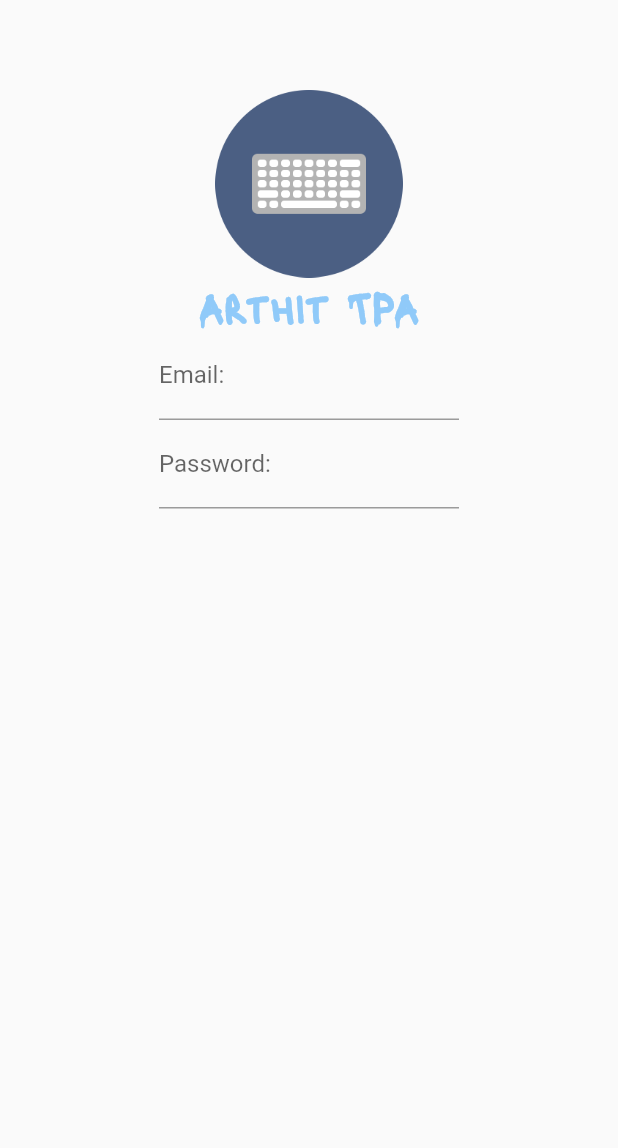
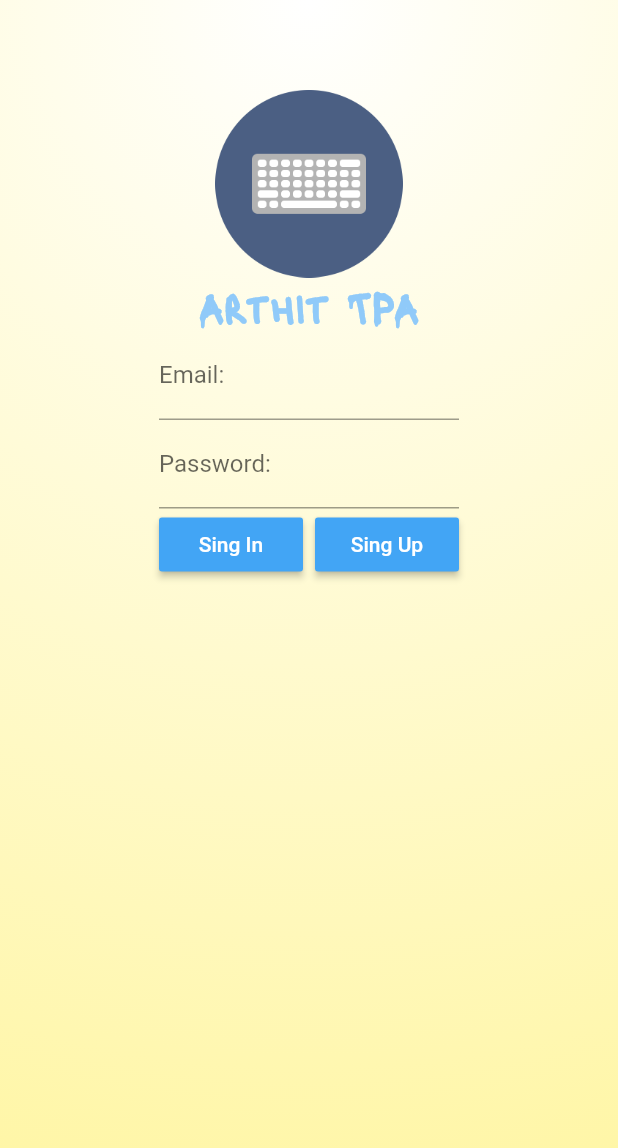
Before and after one commit to Arthitvic/Flutter-arthit, a Flutter app: the screen it shows after launch, on a phone screen of 412 x 824 dp. Shown: the top 1148 px of the screen. Run offline on Flutter 3.47's test engine with Material 2 defaults, Android fonts, the phone set to English and light mode, and no system bars.

Commit message:
design UI

```diff
--- a/lib/screens/authen.dart
+++ b/lib/screens/authen.dart
@@ -41,7 +41,8 @@ class _AuthenState extends State<Authen> {
       ),
     );
   }
- Widget PasswordText() {
+
+  Widget passwordText() {
     return Container(
       width: 200.0,
       child: TextFormField(
@@ -54,11 +55,69 @@ class _AuthenState extends State<Authen> {
     );
   }
 
+  Widget signInButton() {
+    return RaisedButton(
+      color: Colors.blue[400],
+      child: Text(
+        'Sing In',
+        style: TextStyle(
+          color: Colors.white,
+        ),
+      ),
+      onPressed: () {},
+    );
+  }
+
+  Widget signUpButton() {
+    return RaisedButton(
+      color: Colors.blue[400],
+      child: Text(
+        'Sing Up',
+        style: TextStyle(
+          color: Colors.white,
+        ),
+      ),
+      onPressed: () {},
+    );
+  }
+
+  Widget showButton() {
+    return Container(
+      width: 200.0,
+      child: Row(
+        children: <Widget>[
+          Expanded(
+            child: signInButton(),
+          ),
+          mySizeBox(),
+          Expanded(
+            child: signUpButton(),
+          ),
+        ],
+      ),
+    );
+  }
+
+  Widget mySizeBox() {
+    return SizedBox(
+      width: 8.0,
+    );
+  }
 
   @override
   Widget build(BuildContext context) {
     return Scaffold(
       body: Container(
+        decoration: BoxDecoration(
+          gradient: RadialGradient(
+            colors: [
+              Colors.white,
+              Colors.yellow[300],
+            ],
+            radius: 3.0,
+            center: Alignment.topCenter,
+          ),
+        ),
         padding: EdgeInsets.only(top: 60.0),
         alignment: Alignment.topCenter,
         child: Column(
@@ -66,7 +125,8 @@ class _AuthenState extends State<Authen> {
             showLogo(),
             showtext(),
             emailText(),
-            PasswordText(),
+            passwordText(),
+            showButton(),
           ],
         ),
       ),
```
